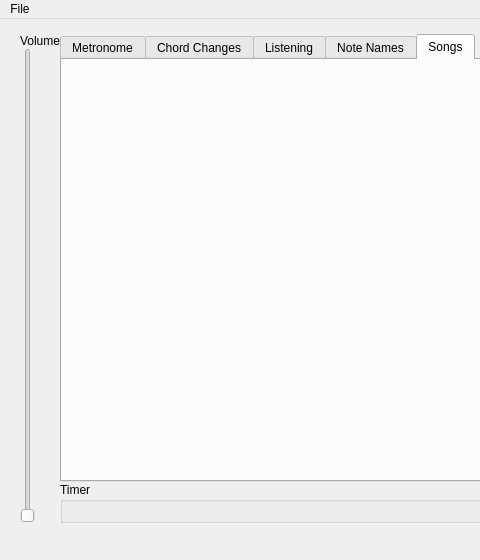
This is guitartools/mainwindow.ui in ispielman/guitartools as Qt 5 draws it before an edit; both pictures show x 0 to 480 and y 0 to 560 of the 800 by 560 pixel window. The edited form follows.
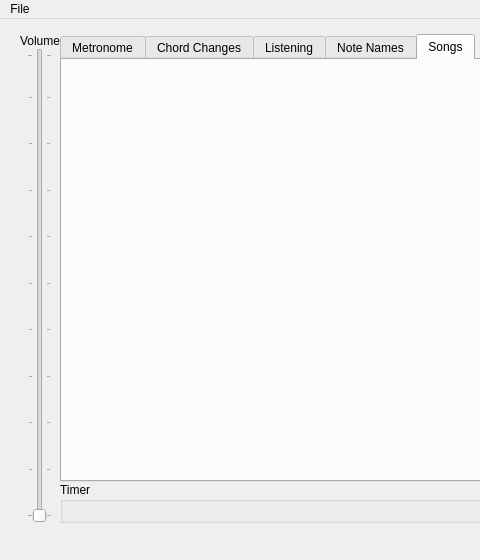
This is the edited form.

What changed in the file:
```diff
--- a/guitartools/mainwindow.ui
+++ b/guitartools/mainwindow.ui
@@ -48,7 +48,7 @@
         </property>
        </widget>
       </item>
-      <item>
+      <item alignment="Qt::AlignHCenter">
        <widget class="QSlider" name="verticalSlider_Volume">
         <property name="sizePolicy">
          <sizepolicy hsizetype="Fixed" vsizetype="Expanding">
@@ -72,7 +72,10 @@
          <bool>false</bool>
         </property>
         <property name="tickPosition">
-         <enum>QSlider::NoTicks</enum>
+         <enum>QSlider::TicksBothSides</enum>
+        </property>
+        <property name="tickInterval">
+         <number>10</number>
         </property>
        </widget>
       </item>
```
